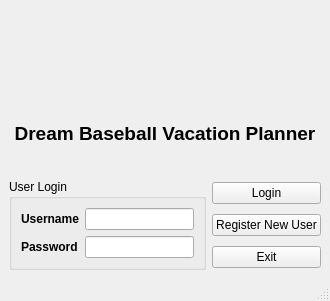
Above: loginwindow.ui from bbisuna0/CS1D_baseball before the change. Below: the same form after it.
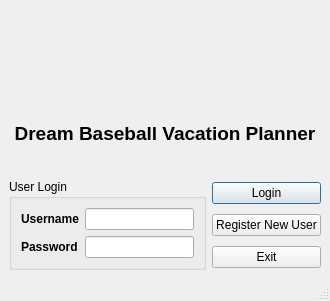
That is the form after the change. Icons and pictures are not drawn.

Patch:
```diff
--- a/loginwindow.ui
+++ b/loginwindow.ui
@@ -92,6 +92,9 @@
       <property name="text">
        <string>Login</string>
       </property>
+      <property name="default">
+       <bool>true</bool>
+      </property>
      </widget>
     </item>
     <item row="3" column="1">
```
